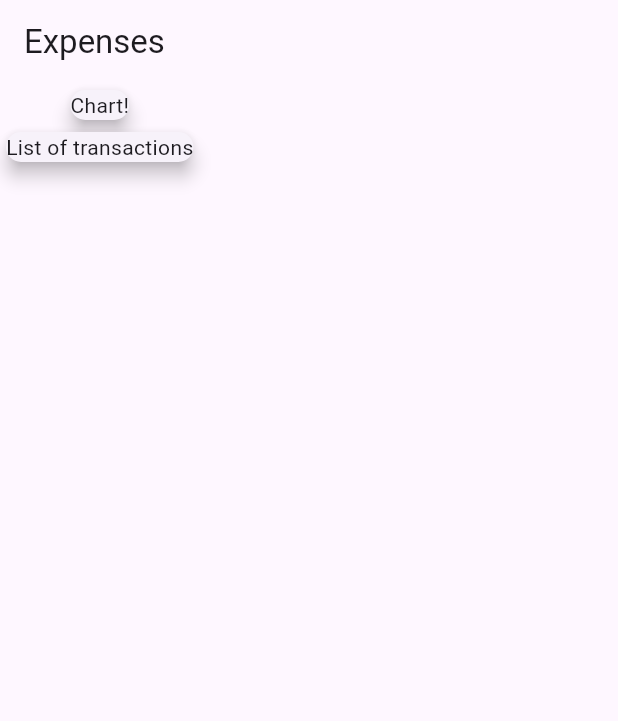
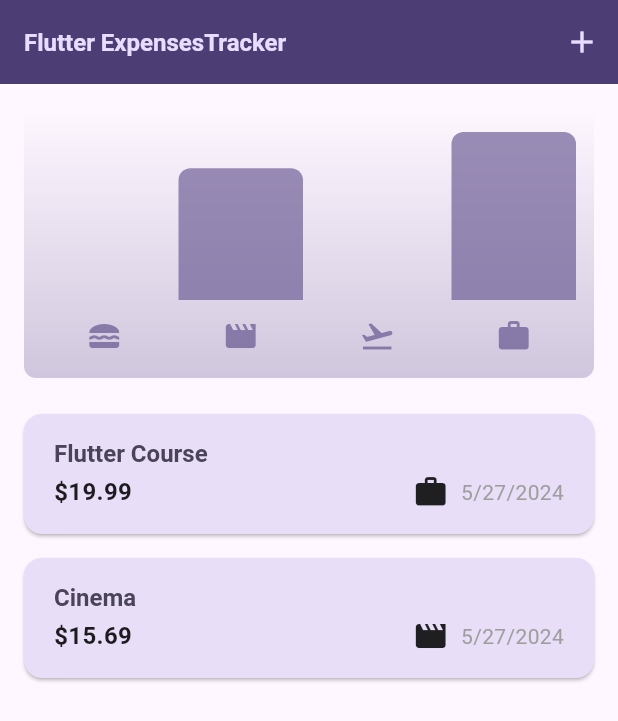
Before and after one commit to LAsurvivor/flutter-dart-app, a Flutter app: the screen it shows after launch, on a phone screen of 412 x 824 dp. Shown: the top 721 px of the screen. Run offline on Flutter 3.47's test engine with Material 3 defaults, Android fonts, the phone set to English and light mode, and no system bars.

Commit message:
lesson 132

```diff
--- a/lib/expenses.dart
+++ /dev/null
@@ -1,31 +0,0 @@
-import 'package:flutter/material.dart';
-
-class Expenses extends StatefulWidget {
-  const Expenses({super.key});
-
-  @override
-  State<Expenses> createState() => _ExpensesState();
-}
-
-class _ExpensesState extends State<Expenses> {
-  @override
-  Widget build(BuildContext context) {
-    return Scaffold(
-      appBar: AppBar(
-        title: const Text('Expenses'),
-      ),
-      body: const Column(
-        children: <Widget>[
-          Card(
-            elevation: 5,
-            child: Text('Chart!'),
-          ),
-          Card(
-            elevation: 5,
-            child: Text('List of transactions'),
-          ),
-        ],
-      )
-    );
-  }
-}
--- a/lib/models/expense.dart
+++ b/lib/models/expense.dart
@@ -1,5 +1,8 @@
+import 'package:flutter/material.dart';
+import 'package:intl/intl.dart';
 import 'package:uuid/uuid.dart';
 
+final formatter = DateFormat.yMd();
 const uuid = Uuid();
 
 enum Category {
@@ -8,6 +11,13 @@ enum Category {
   leisure,
   work,
 }
+
+const categoryIcons = {
+  Category.food: Icons.lunch_dining,
+  Category.travel: Icons.flight_takeoff,
+  Category.leisure: Icons.movie,
+  Category.work: Icons.work,
+};
 
 class Expense {
   Expense({
@@ -22,19 +32,32 @@ class Expense {
   final double amount;
   final DateTime date;
   final Category category;
-  //
-  // factory Expense.fromJson(Map<String, dynamic> json) {
-  //   return Expense(
-  //     title: json['title'],
-  //     amount: json['amount'],
-  //     date: DateTime.parse(json['date']),
-  //   );
-  // }
-  //
-  // Map<String, dynamic> toJson() => {
-  //       'id': id,
-  //       'title': title,
-  //       'amount': amount,
-  //       'date': date.toIso8601String(),
-  //     };
+
+  String get formattedDate {
+    return formatter.format(date);
+  }
 }
+
+class ExpenseBucket {
+  const ExpenseBucket({
+    required this.category,
+    required this.expenses,
+  });
+
+  ExpenseBucket.forCategory(List<Expense> allExpenses, this.category)
+      : expenses = allExpenses
+            .where((expense) => expense.category == category)
+            .toList();
+
+  final Category category;
+  final List<Expense> expenses;
+
+  double get totalExpenses {
+    double sum = 0;
+
+    for (final expense in expenses) {
+      sum += expense.amount;
+    }
+    return sum;
+  }
+}
--- /dev/null
+++ b/lib/widgets/chart/chart.dart
@@ -0,0 +1,95 @@
+import 'package:flutter/material.dart';
+
+import 'package:first_app/widgets/chart/chart_bar.dart';
+import 'package:first_app/models/expense.dart';
+
+class Chart extends StatelessWidget {
+  const Chart({super.key, required this.expenses});
+
+  final List<Expense> expenses;
+
+  List<ExpenseBucket> get buckets {
+    return [
+      ExpenseBucket.forCategory(expenses, Category.food),
+      ExpenseBucket.forCategory(expenses, Category.leisure),
+      ExpenseBucket.forCategory(expenses, Category.travel),
+      ExpenseBucket.forCategory(expenses, Category.work),
+    ];
+  }
+
+  double get maxTotalExpense {
+    double maxTotalExpense = 0;
+
+    for (final bucket in buckets) {
+      if (bucket.totalExpenses > maxTotalExpense) {
+        maxTotalExpense = bucket.totalExpenses;
+      }
+    }
+
+    return maxTotalExpense;
+  }
+
+  @override
+  Widget build(BuildContext context) {
+    final isDarkMode =
+        MediaQuery.of(context).platformBrightness == Brightness.dark;
+    return Container(
+      margin: const EdgeInsets.all(16),
+      padding: const EdgeInsets.symmetric(
+        vertical: 16,
+        horizontal: 8,
+      ),
+      width: double.infinity,
+      height: 180,
+      decoration: BoxDecoration(
+        borderRadius: BorderRadius.circular(8),
+        gradient: LinearGradient(
+          colors: [
+            Theme.of(context).colorScheme.primary.withOpacity(0.3),
+            Theme.of(context).colorScheme.primary.withOpacity(0.0)
+          ],
+          begin: Alignment.bottomCenter,
+          end: Alignment.topCenter,
+        ),
+      ),
+      child: Column(
+        children: [
+          Expanded(
+            child: Row(
+              crossAxisAlignment: CrossAxisAlignment.end,
+              children: [
+                for (final bucket in buckets) // alternative to map()
+                  ChartBar(
+                    fill: bucket.totalExpenses == 0
+                        ? 0
+                        : bucket.totalExpenses / maxTotalExpense,
+                  )
+              ],
+            ),
+          ),
+          const SizedBox(height: 12),
+          Row(
+            children: buckets
+                .map(
+                  (bucket) => Expanded(
+                    child: Padding(
+                      padding: const EdgeInsets.symmetric(horizontal: 4),
+                      child: Icon(
+                        categoryIcons[bucket.category],
+                        color: isDarkMode
+                            ? Theme.of(context).colorScheme.secondary
+                            : Theme.of(context)
+                                .colorScheme
+                                .primary
+                                .withOpacity(0.7),
+                      ),
+                    ),
+                  ),
+                )
+                .toList(),
+          )
+        ],
+      ),
+    );
+  }
+}
--- /dev/null
+++ b/lib/widgets/chart/chart_bar.dart
@@ -0,0 +1,34 @@
+import 'package:flutter/material.dart';
+
+class ChartBar extends StatelessWidget {
+  const ChartBar({
+    super.key,
+    required this.fill,
+  });
+
+  final double fill;
+
+  @override
+  Widget build(BuildContext context) {
+    final isDarkMode =
+        MediaQuery.of(context).platformBrightness == Brightness.dark;
+    return Expanded(
+      child: Padding(
+        padding: const EdgeInsets.symmetric(horizontal: 4),
+        child: FractionallySizedBox(
+          heightFactor: fill,
+          child: DecoratedBox(
+            decoration: BoxDecoration(
+              shape: BoxShape.rectangle,
+              borderRadius:
+                  const BorderRadius.vertical(top: Radius.circular(8)),
+              color: isDarkMode
+                  ? Theme.of(context).colorScheme.secondary
+                  : Theme.of(context).colorScheme.primary.withOpacity(0.65),
+            ),
+          ),
+        ),
+      ),
+    );
+  }
+}
--- /dev/null
+++ b/lib/widgets/expenses.dart
@@ -0,0 +1,101 @@
+import 'package:first_app/widgets/expenses_list/expenses_list.dart';
+import 'package:first_app/widgets/new_expense.dart';
+import 'package:flutter/material.dart';
+
+import '../models/expense.dart';
+import 'chart/chart.dart';
+
+class Expenses extends StatefulWidget {
+  const Expenses({super.key});
+
+  @override
+  State<Expenses> createState() => _ExpensesState();
+}
+
+class _ExpensesState extends State<Expenses> {
+  final List<Expense> _registeredExpenses = [
+    Expense(
+      title: 'Flutter Course',
+      amount: 19.99,
+      date: DateTime.now(),
+      category: Category.work,
+    ),
+    Expense(
+      title: 'Cinema',
+      amount: 15.69,
+      date: DateTime.now(),
+      category: Category.leisure,
+    ),
+  ];
+
+  void _openAddExpenseOverlay() {
+    showModalBottomSheet(
+      isScrollControlled: true,
+      context: context,
+      builder: (ctx) => NewExpense(
+        onAddExpense: _addExpense,
+      ),
+    );
+  }
+
+  void _addExpense(Expense expense) {
+    setState(() {
+      _registeredExpenses.add(expense);
+    });
+  }
+
+  void _removeExpense(Expense expense) {
+    final expenseIndex = _registeredExpenses.indexOf(expense);
+    setState(() {
+      _registeredExpenses.remove(expense);
+    });
+    ScaffoldMessenger.of(context).clearSnackBars();
+    ScaffoldMessenger.of(context).showSnackBar(
+      SnackBar(
+        duration: const Duration(seconds: 3),
+        content: const Text('Expense removed.'),
+        action: SnackBarAction(
+          label: 'Undo',
+          onPressed: () {
+            setState(() {
+              _registeredExpenses.insert(expenseIndex, expense);
+            });
+          },
+        )
+      ),
+    );
+  }
+
+  @override
+  Widget build(BuildContext context) {
+    Widget mainContent = const Center(
+      child: Text('No expenses found. Start adding some!'),
+    );
+
+    if (_registeredExpenses.isNotEmpty) {
+      mainContent = ExpensesList(
+        expenses: _registeredExpenses,
+        onRemoveExpense: _removeExpense,
+      );
+    }
+
+    return Scaffold(
+        appBar: AppBar(
+          title: const Text('Flutter ExpensesTracker'),
+          actions: [
+            IconButton(
+              icon: const Icon(Icons.add),
+              onPressed: _openAddExpenseOverlay,
+            ),
+          ],
+        ),
+        body: Column(
+          children: <Widget>[
+            Chart(expenses: _registeredExpenses),
+            Expanded(
+              child: mainContent,
+            ),
+          ],
+        ));
+  }
+}
--- /dev/null
+++ b/lib/widgets/expenses_list/expense_item.dart
@@ -0,0 +1,60 @@
+import 'package:flutter/material.dart';
+
+import 'package:first_app/models/expense.dart';
+
+class ExpenseItem extends StatelessWidget {
+  const ExpenseItem(
+    this.expense, {
+    super.key,
+  });
+
+  final Expense expense;
+
+  @override
+  Widget build(BuildContext context) {
+    return Card(
+      child: Padding(
+        padding: const EdgeInsets.symmetric(
+          vertical: 16,
+          horizontal: 20,
+        ),
+        child: Column(
+          crossAxisAlignment: CrossAxisAlignment.start,
+          children: <Widget>[
+            Text(
+              expense.title,
+              style: Theme.of(context).textTheme.titleLarge,
+            ),
+            const SizedBox(height: 4),
+            Row(
+              children: [
+                Text(
+                  '\$${expense.amount.toStringAsFixed(2)}',
+                  style: const TextStyle(
+                    fontWeight: FontWeight.bold,
+                    fontSize: 16,
+                  ),
+                ),
+                const Spacer(),
+                Row(
+                  children: [
+                    Icon(
+                      categoryIcons[expense.category],
+                    ),
+                    const SizedBox(width: 8),
+                    Text(
+                      expense.formattedDate,
+                      style: const TextStyle(
+                        color: Colors.grey,
+                      ),
+                    ),
+                  ],
+                ),
+              ],
+            )
+          ],
+        ),
+      ),
+    );
+  }
+}
--- /dev/null
+++ b/lib/widgets/expenses_list/expenses_list.dart
@@ -0,0 +1,42 @@
+import 'package:first_app/widgets/expenses_list/expense_item.dart';
+import 'package:flutter/material.dart';
+
+import '../../models/expense.dart';
+
+class ExpensesList extends StatelessWidget {
+  const ExpensesList({
+    super.key,
+    required this.expenses,
+    required this.onRemoveExpense,
+  });
+
+  final List<Expense> expenses;
+  final Function(Expense expense) onRemoveExpense;
+
+  @override
+  Widget build(BuildContext context) {
+    return ListView.builder(
+      itemCount: expenses.length,
+      itemBuilder: (ctx, index) => Dismissible(
+        key: ValueKey(expenses[index]),
+        background: Container(
+          color: Theme.of(context).colorScheme.error.withOpacity(0.75),
+          alignment: Alignment.centerRight,
+          padding: const EdgeInsets.only(right: 20),
+          margin: EdgeInsets.symmetric(
+            horizontal: Theme.of(context).cardTheme.margin!.horizontal,
+          ),
+          child: const Icon(
+            Icons.delete,
+            color: Colors.white,
+            size: 40,
+          ),
+        ),
+        onDismissed: (direction) {
+          onRemoveExpense(expenses[index]);
+        },
+        child: ExpenseItem(expenses[index]),
+      ),
+    );
+  }
+}
--- a/pubspec.yaml
+++ b/pubspec.yaml
@@ -36,6 +36,7 @@ dependencies:
   # Use with the CupertinoIcons class for iOS style icons.
   cupertino_icons: ^1.0.6
   uuid: ^4.4.0
+  intl: ^0.19.0
 
 dev_dependencies:
   flutter_test:
```
Also changed, not shown: lib/main.dart (+49 -3 lines), lib/widgets/new_expense.dart (added, +166 -0 lines).
